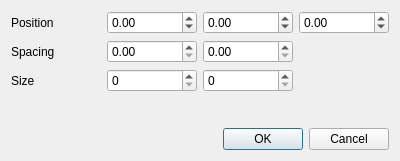
Plaristote/fallout-equestria, file game_editor/dialogwaypointgenerate.ui: the form before one commit.
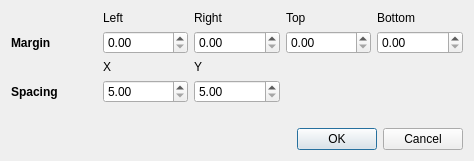
The form after the commit.

The edit to the form file:
```diff
--- a/game_editor/dialogwaypointgenerate.ui
+++ b/game_editor/dialogwaypointgenerate.ui
@@ -6,7 +6,7 @@
    <rect>
     <x>0</x>
     <y>0</y>
-    <width>400</width>
+    <width>474</width>
     <height>161</height>
    </rect>
   </property>
@@ -14,71 +14,17 @@
    <string>Generate Waypoints</string>
   </property>
   <layout class="QGridLayout" name="gridLayout">
-   <item row="0" column="1">
-    <widget class="QDoubleSpinBox" name="pos_x">
-     <property name="minimum">
-      <double>-9999.000000000000000</double>
-     </property>
-     <property name="maximum">
-      <double>9999.989999999999782</double>
-     </property>
-    </widget>
-   </item>
-   <item row="0" column="3">
-    <widget class="QDoubleSpinBox" name="pos_z">
-     <property name="minimum">
-      <double>-9999.000000000000000</double>
-     </property>
-     <property name="maximum">
-      <double>9999.000000000000000</double>
-     </property>
-    </widget>
-   </item>
-   <item row="0" column="2">
-    <widget class="QDoubleSpinBox" name="pos_y">
-     <property name="minimum">
-      <double>-9999.000000000000000</double>
-     </property>
-     <property name="maximum">
-      <double>9999.000000000000000</double>
-     </property>
-    </widget>
-   </item>
-   <item row="1" column="0">
-    <widget class="QLabel" name="label_2">
-     <property name="text">
-      <string>Spacing</string>
-     </property>
-    </widget>
-   </item>
    <item row="1" column="1">
-    <widget class="QDoubleSpinBox" name="spacing_x"/>
-   </item>
-   <item row="1" column="2">
-    <widget class="QDoubleSpinBox" name="spacing_y"/>
-   </item>
-   <item row="2" column="0">
-    <widget class="QLabel" name="label_3">
-     <property name="text">
-      <string>Size</string>
+    <widget class="QDoubleSpinBox" name="margin_left">
+     <property name="minimum">
+      <double>0.000000000000000</double>
      </property>
-    </widget>
-   </item>
-   <item row="2" column="1">
-    <widget class="QSpinBox" name="size_x">
      <property name="maximum">
-      <number>9999</number>
+      <double>9999.989999999999782</double>
      </property>
     </widget>
    </item>
-   <item row="2" column="2">
-    <widget class="QSpinBox" name="size_y">
-     <property name="maximum">
-      <number>9999</number>
-     </property>
-    </widget>
-   </item>
-   <item row="4" column="0" colspan="4">
+   <item row="5" column="0" colspan="5">
     <widget class="QDialogButtonBox" name="buttonBox">
      <property name="orientation">
       <enum>Qt::Horizontal</enum>
@@ -88,14 +34,7 @@
      </property>
     </widget>
    </item>
-   <item row="0" column="0">
-    <widget class="QLabel" name="label">
-     <property name="text">
-      <string>Position</string>
-     </property>
-    </widget>
-   </item>
-   <item row="3" column="0" colspan="4">
+   <item row="4" column="0" colspan="5">
     <spacer name="verticalSpacer">
      <property name="orientation">
       <enum>Qt::Vertical</enum>
@@ -108,6 +47,111 @@
      </property>
     </spacer>
    </item>
+   <item row="3" column="1">
+    <widget class="QDoubleSpinBox" name="spacing_x">
+     <property name="minimum">
+      <double>5.000000000000000</double>
+     </property>
+    </widget>
+   </item>
+   <item row="1" column="2">
+    <widget class="QDoubleSpinBox" name="margin_right">
+     <property name="minimum">
+      <double>0.000000000000000</double>
+     </property>
+     <property name="maximum">
+      <double>9999.000000000000000</double>
+     </property>
+    </widget>
+   </item>
+   <item row="0" column="2">
+    <widget class="QLabel" name="label_4">
+     <property name="text">
+      <string>Right</string>
+     </property>
+    </widget>
+   </item>
+   <item row="0" column="3">
+    <widget class="QLabel" name="label_5">
+     <property name="text">
+      <string>Top</string>
+     </property>
+    </widget>
+   </item>
+   <item row="1" column="3">
+    <widget class="QDoubleSpinBox" name="margin_top">
+     <property name="minimum">
+      <double>0.000000000000000</double>
+     </property>
+     <property name="maximum">
+      <double>9999.000000000000000</double>
+     </property>
+    </widget>
+   </item>
+   <item row="1" column="4">
+    <widget class="QDoubleSpinBox" name="margin_bottom"/>
+   </item>
+   <item row="1" column="0">
+    <widget class="QLabel" name="label">
+     <property name="font">
+      <font>
+       <weight>75</weight>
+       <bold>true</bold>
+      </font>
+     </property>
+     <property name="text">
+      <string>Margin</string>
+     </property>
+    </widget>
+   </item>
+   <item row="0" column="4">
+    <widget class="QLabel" name="label_6">
+     <property name="text">
+      <string>Bottom</string>
+     </property>
+    </widget>
+   </item>
+   <item row="3" column="0">
+    <widget class="QLabel" name="label_2">
+     <property name="font">
+      <font>
+       <weight>75</weight>
+       <bold>true</bold>
+      </font>
+     </property>
+     <property name="text">
+      <string>Spacing</string>
+     </property>
+    </widget>
+   </item>
+   <item row="3" column="2">
+    <widget class="QDoubleSpinBox" name="spacing_y">
+     <property name="minimum">
+      <double>5.000000000000000</double>
+     </property>
+    </widget>
+   </item>
+   <item row="0" column="1">
+    <widget class="QLabel" name="label_3">
+     <property name="text">
+      <string>Left</string>
+     </property>
+    </widget>
+   </item>
+   <item row="2" column="1">
+    <widget class="QLabel" name="label_7">
+     <property name="text">
+      <string>X</string>
+     </property>
+    </widget>
+   </item>
+   <item row="2" column="2">
+    <widget class="QLabel" name="label_8">
+     <property name="text">
+      <string>Y</string>
+     </property>
+    </widget>
+   </item>
   </layout>
  </widget>
  <resources/>
```
